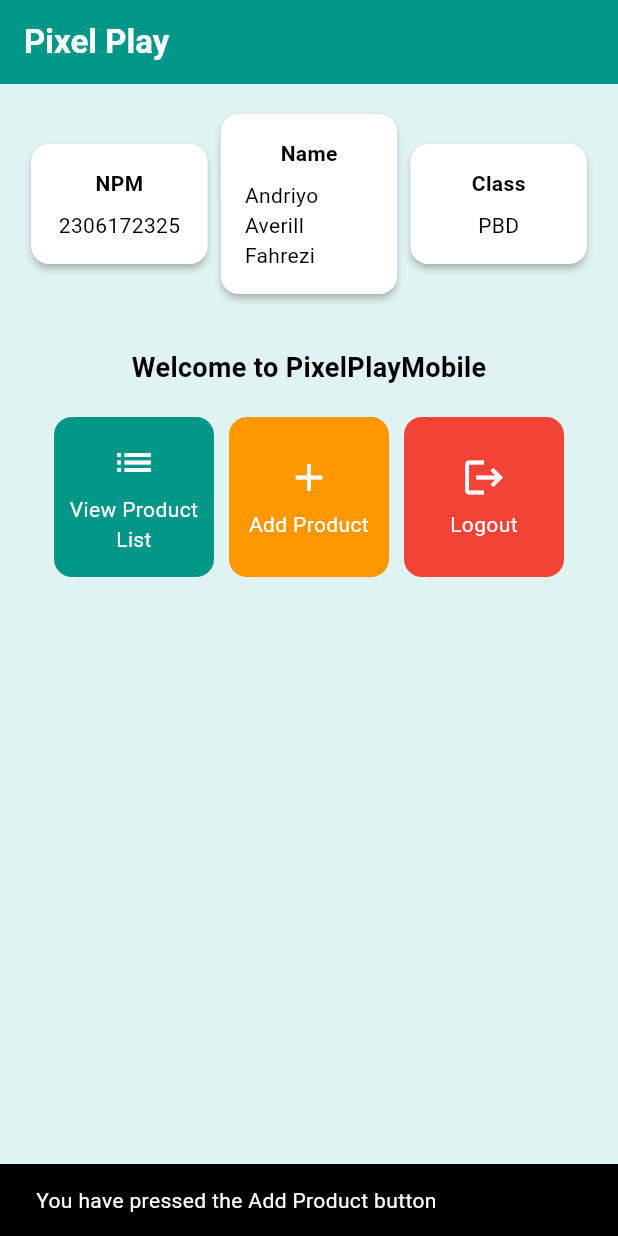
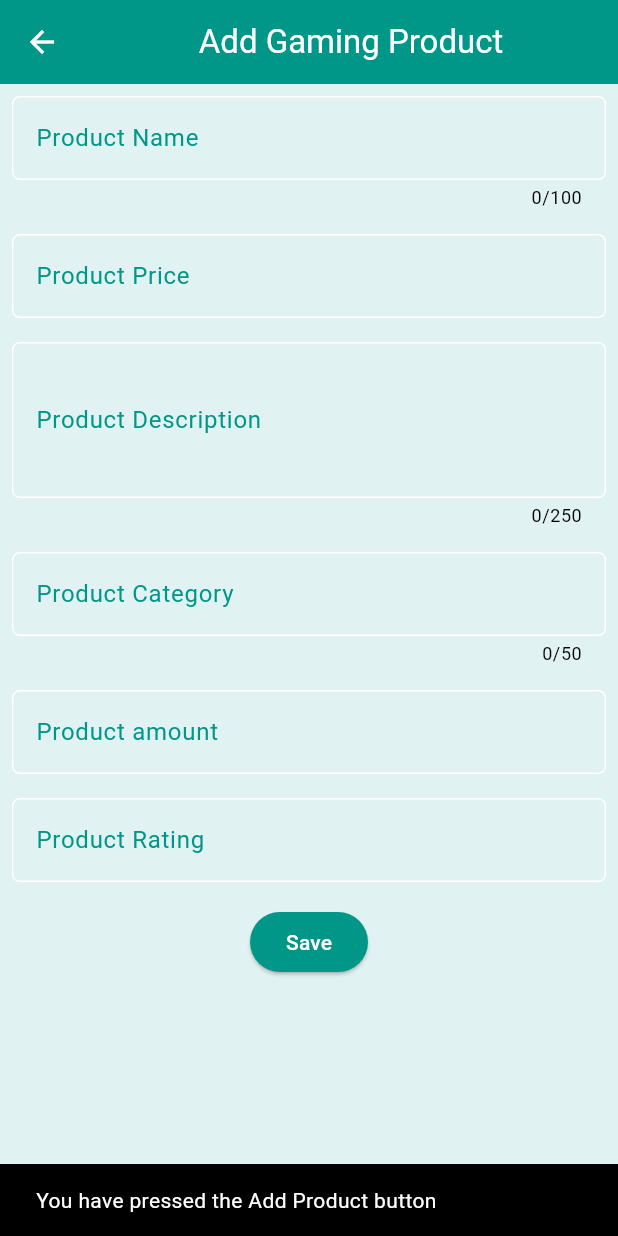
Before and after one commit to muzkii/PixelPlayMobile, a Flutter app: the screen it shows after launch, after a tap on "Add Product", on a phone screen of 412 x 824 dp. Run offline on Flutter 3.47's test engine with Material 3 defaults, Android fonts, the light colour scheme and no system bars.

Commit message:
Individual Assignment 8, adding Navigation and Form

```diff
--- a/lib/main.dart
+++ b/lib/main.dart
@@ -1,5 +1,5 @@
 import 'package:flutter/material.dart';
-import 'package:pixelplaymobile/menu.dart';
+import 'package:pixelplaymobile/screens/menu.dart';
 
 void main() {
   runApp(const MyApp());
--- a/lib/menu.dart
+++ b/lib/screens/menu.dart
@@ -1,4 +1,7 @@
 import 'package:flutter/material.dart';
+import 'package:pixelplaymobile/widgets/left_drawer.dart';
+import 'package:pixelplaymobile/widgets/product_card.dart';
+
 
 class MyHomePage extends StatelessWidget {
   final String npm = '2306172325'; // NPM
@@ -26,7 +29,10 @@ class MyHomePage extends StatelessWidget {
           ),
         ),
         backgroundColor: Theme.of(context).colorScheme.primary,
+        iconTheme: const IconThemeData(color: Colors.white),
       ),
+      drawer: const LeftDrawer(),
+
       body: Padding(
         padding: const EdgeInsets.all(16.0),
         child: Column(
@@ -102,63 +108,3 @@ class InfoCard extends StatelessWidget {
     );
   }
 }
-
-class ItemHomepage {
-  final String name;
-  final IconData icon;
-  final Color color;
-
-  ItemHomepage(this.name, this.icon, this.color);
-}
-
-class ItemCard extends StatelessWidget {
-  final ItemHomepage item;
-
-  const ItemCard(this.item, {super.key});
-
-  @override
-  Widget build(BuildContext context) {
-    return Material(
-      color: item.color, // Use the item's color for the background
-      borderRadius: BorderRadius.circular(12),
-      child: InkWell(
-        onTap: () {
-          String message = "";
-          if (item.name == "View Product List") {
-            message = "You have pressed the View Product List button";
-          } else if (item.name == "Add Product") {
-            message = "You have pressed the Add Product button";
-          } else if (item.name == "Logout") {
-            message = "You have pressed the Logout button";
-          }
-          ScaffoldMessenger.of(context)
-            ..hideCurrentSnackBar()
-            ..showSnackBar(
-              SnackBar(content: Text(message)),
-            );
-        },
-        child: Container(
-          padding: const EdgeInsets.all(8),
-          child: Center(
-            child: Column(
-              mainAxisAlignment: MainAxisAlignment.center,
-              children: [
-                Icon(
-                  item.icon,
-                  color: Colors.white,
-                  size: 30.0,
-                ),
-                const Padding(padding: EdgeInsets.all(3)),
-                Text(
-                  item.name,
-                  textAlign: TextAlign.center,
-                  style: const TextStyle(color: Colors.white),
-                ),
-              ],
-            ),
-          ),
-        ),
-      ),
-    );
-  }
-}
--- /dev/null
+++ b/lib/screens/productentry_form.dart
@@ -0,0 +1,289 @@
+import 'package:flutter/material.dart';
+import 'package:pixelplaymobile/widgets/left_drawer.dart';
+
+class ProductEntryFormPage extends StatefulWidget {
+  const ProductEntryFormPage({super.key});
+
+  @override
+  State<ProductEntryFormPage> createState() => _ProductEntryFormPageState();
+}
+
+class _ProductEntryFormPageState extends State<ProductEntryFormPage> {
+  final _formKey = GlobalKey<FormState>();
+
+  final TextEditingController _nameController = TextEditingController();
+  final TextEditingController _priceController = TextEditingController();
+  final TextEditingController _descriptionController = TextEditingController();
+  final TextEditingController _categoryController = TextEditingController();
+  final TextEditingController _amountController = TextEditingController();
+  final TextEditingController _ratingController = TextEditingController();
+
+  void _resetForm() {
+    _formKey.currentState!.reset();
+    _nameController.clear();
+    _priceController.clear();
+    _descriptionController.clear();
+    _categoryController.clear();
+    _amountController.clear();
+    _ratingController.clear();
+  }
+
+  @override
+  void dispose() {
+    _nameController.dispose();
+    _priceController.dispose();
+    _descriptionController.dispose();
+    _categoryController.dispose();
+    _amountController.dispose();
+    _ratingController.dispose();
+    super.dispose();
+  }
+
+  @override
+  Widget build(BuildContext context) {
+    return Scaffold(
+      appBar: AppBar(
+        title: const Center(
+          child: Text(
+            'Add Gaming Product',
+          ),
+        ),
+        backgroundColor: Theme.of(context).colorScheme.primary,
+        foregroundColor: Theme.of(context).colorScheme.onPrimary,
+        leading: IconButton(
+          icon: Icon(Icons.arrow_back),
+          onPressed: () {
+            Navigator.pop(context);
+          },
+        ),
+      ),
+      drawer: const LeftDrawer(),
+      body: Form(
+        key: _formKey,
+        child: SingleChildScrollView(
+          child: Column(
+            crossAxisAlignment: CrossAxisAlignment.start,
+            children: [
+              Padding(
+                padding: const EdgeInsets.all(8.0),
+                child: TextFormField(
+                  controller: _nameController,
+                  decoration: InputDecoration(
+                    hintText: "Enter Product Name",
+                    labelText: "Product Name",
+                    labelStyle: TextStyle(color: Theme.of(context).colorScheme.primary),
+                    border: OutlineInputBorder(
+                      borderRadius: BorderRadius.circular(5.0),
+                    ),
+                    focusedBorder: OutlineInputBorder(
+                      borderSide: BorderSide(color: Theme.of(context).colorScheme.primary),
+                    ),
+                  ),
+                  maxLength: 100,
+                  validator: (value) {
+                    if (value == null || value.isEmpty) {
+                      return 'Product name cannot be empty.';
+                    }
+                    if (value.length > 100) {
+                      return 'Product name cannot exceed 100 characters.';
+                    }
+                    return null;
+                  },
+                ),
+              ),
+              Padding(
+                padding: const EdgeInsets.all(8.0),
+                child: TextFormField(
+                  controller: _priceController,
+                  decoration: InputDecoration(
+                    hintText: "Enter Product Price",
+                    labelText: "Product Price",
+                    labelStyle: TextStyle(color: Theme.of(context).colorScheme.primary),
+                    border: OutlineInputBorder(
+                      borderRadius: BorderRadius.circular(5.0),
+                    ),
+                    focusedBorder: OutlineInputBorder(
+                      borderSide: BorderSide(color: Theme.of(context).colorScheme.primary),
+                    ),
+                  ),
+                  keyboardType: TextInputType.number,
+                  validator: (value) {
+                    if (value == null || value.isEmpty) {
+                      return 'Product price cannot be empty.';
+                    }
+                    final price = int.tryParse(value);
+                    if (price == null || price < 0) {
+                      return 'Enter a valid positive integer for price.';
+                    }
+                    return null;
+                  },
+                ),
+              ),
+              Padding(
+                padding: const EdgeInsets.all(8.0),
+                child: TextFormField(
+                  controller: _descriptionController,
+                  decoration: InputDecoration(
+                    hintText: "Enter Product Description",
+                    labelText: "Product Description",
+                    labelStyle: TextStyle(color: Theme.of(context).colorScheme.primary),
+                    border: OutlineInputBorder(
+                      borderRadius: BorderRadius.circular(5.0),
+                    ),
+                    focusedBorder: OutlineInputBorder(
+                      borderSide: BorderSide(color: Theme.of(context).colorScheme.primary),
+                    ),
+                  ),
+                  maxLength: 250,
+                  maxLines: 3,
+                  validator: (value) {
+                    if (value == null || value.isEmpty) {
+                      return 'Product description cannot be empty.';
+                    }
+                    return null;
+                  },
+                ),
+              ),
+              Padding(
+                padding: const EdgeInsets.all(8.0),
+                child: TextFormField(
+                  controller: _categoryController,
+                  decoration: InputDecoration(
+                    hintText: "Enter Product Category",
+                    labelText: "Product Category",
+                    labelStyle: TextStyle(color: Theme.of(context).colorScheme.primary),
+                    border: OutlineInputBorder(
+                      borderRadius: BorderRadius.circular(5.0),
+                    ),
+                    focusedBorder: OutlineInputBorder(
+                      borderSide: BorderSide(color: Theme.of(context).colorScheme.primary),
+                    ),
+                  ),
+                  maxLength: 50,
+                  validator: (value) {
+                    if (value == null || value.isEmpty) {
+                      return 'Product category cannot be empty.';
+                    }
+                    if (value.length > 50) {
+                      return 'Product category cannot exceed 50 characters.';
+                    }
+                    return null;
+                  },
+                ),
+              ),
+              Padding(
+                padding: const EdgeInsets.all(8.0),
+                child: TextFormField(
+                  controller: _amountController,
+                  decoration: InputDecoration(
+                    hintText: "Enter Product amount",
+                    labelText: "Product amount",
+                    labelStyle: TextStyle(color: Theme.of(context).colorScheme.primary),
+                    border: OutlineInputBorder(
+                      borderRadius: BorderRadius.circular(5.0),
+                    ),
+                    focusedBorder: OutlineInputBorder(
+                      borderSide: BorderSide(color: Theme.of(context).colorScheme.primary),
+                    ),
+                  ),
+                  keyboardType: TextInputType.number,
+                  validator: (value) {
+                    if (value == null || value.isEmpty) {
+                      return 'Product amount cannot be empty.';
+                    }
+                    final amount = int.tryParse(value);
+                    if (amount == null || amount < 0) {
+                      return 'Enter a valid non-negative integer for amount.';
+                    }
+                    return null;
+                  },
+                ),
+              ),
+              Padding(
+                padding: const EdgeInsets.all(8.0),
+                child: TextFormField(
+                  controller: _ratingController,
+                  decoration: InputDecoration(
+                    hintText: "Enter Product Rating",
+                    labelText: "Product Rating",
+                    labelStyle: TextStyle(color: Theme.of(context).colorScheme.primary),
+                    border: OutlineInputBorder(
+                      borderRadius: BorderRadius.circular(5.0),
+                    ),
+                    focusedBorder: OutlineInputBorder(
+                      borderSide: BorderSide(color: Theme.of(context).colorScheme.primary),
+                    ),
+                  ),
+                  keyboardType: const TextInputType.numberWithOptions(decimal: true),
+                  validator: (value) {
+                    if (value == null || value.isEmpty) {
+                      return 'Product rating cannot be empty.';
+                    }
+                    final rating = double.tryParse(value);
+                    if (rating == null || rating < 0 || rating > 5) {
+                      return 'Enter a valid rating between 0 and 5.';
+                    }
+                    if (value.contains('.') && value.split('.').last.length > 2) {
+                      return 'Rating can have a maximum of 2 decimal places.';
+                    }
+                    return null;
+                  },
+                ),
+              ),
+              Align(
+                alignment: Alignment.bottomCenter,
+                child: Padding(
+                  padding: const EdgeInsets.all(8.0),
+                  child: ElevatedButton(
+                    style: ButtonStyle(
+                      backgroundColor: MaterialStateProperty.all(
+                          Theme.of(context).colorScheme.primary),
+                    ),
+                    onPressed: () {
+                      if (_formKey.currentState!.validate()) {
+                        showDialog(
+                          context: context,
+                          builder: (context) {
+                            return AlertDialog(
+                              title: const Text('Product has been successfully saved'),
+                              content: SingleChildScrollView(
+                                child: Column(
+                                  crossAxisAlignment: CrossAxisAlignment.start,
+                                  children: [
+                                    Text('Name: ${_nameController.text}'),
+                                    Text('Price: ${_priceController.text}'),
+                                    Text('Description: ${_descriptionController.text}'),
+                                    Text('Category: ${_categoryController.text}'),
+                                    Text('amount: ${_amountController.text}'),
+                                    Text('Rating: ${_ratingController.text}'),
+                                  ],
+                                ),
+                              ),
+                              actions: [
+                                TextButton(
+                                  child: const Text('OK'),
+                                  onPressed: () {
+                                    Navigator.pop(context);
+                                    _resetForm();
+                                  },
+                                ),
+                              ],
+                            );
+                          },
+                        );
+                      }
+                    },
+                    child: const Text(
+                      "Save",
+                      style: TextStyle(color: Colors.white),
+                    ),
+                  ),
+                ),
+              ),
+            ],
+          ),
+        ),
+      ),
+    );
+  }
+}
--- /dev/null
+++ b/lib/widgets/left_drawer.dart
@@ -0,0 +1,69 @@
+import 'package:flutter/material.dart';
+import 'package:pixelplaymobile/screens/menu.dart';
+import 'package:pixelplaymobile/screens/productentry_form.dart';
+
+
+class LeftDrawer extends StatelessWidget {
+  const LeftDrawer({super.key});
+
+  @override
+  Widget build(BuildContext context) {
+    return Drawer(
+      child: ListView(
+        children: [
+          DrawerHeader(
+          decoration: BoxDecoration(
+            color: Theme.of(context).colorScheme.primary,
+          ),
+          child: const Column(
+            children: [
+              Text(
+                'Pixel Play',
+                textAlign: TextAlign.center,
+                style: TextStyle(
+                  fontSize: 24,
+                  fontWeight: FontWeight.bold,
+                  color: Colors.white,
+                ),
+              ),
+              Padding(padding: EdgeInsets.all(8)),
+              Text(
+                "Your one-stop shop for gaming appliacnces is now on mobile!",
+                textAlign: TextAlign.center,
+                style: TextStyle(
+                  fontSize: 16,
+                  color: Colors.white,
+                ),
+              ),
+            ],
+          ),
+          ),
+          ListTile(
+            leading: const Icon(Icons.home_outlined),
+            title: const Text('Home Page'),
+            // Redirection part to MyHomePage
+            onTap: () {
+              Navigator.pushReplacement(
+                  context,
+                  MaterialPageRoute(
+                    builder: (context) => MyHomePage(),
+                  ));
+            },
+          ),
+          ListTile(
+            leading: const Icon(Icons.add),
+            title: const Text('Add Product'),
+            // Redirection part to AddItemFormPage
+            onTap: () {
+              Navigator.push(
+                  context,
+                  MaterialPageRoute(
+                    builder: (context) => ProductEntryFormPage(),
+                  ));
+            },
+          ),
+        ],
+      ),
+    );
+  }
+}
--- /dev/null
+++ b/lib/widgets/product_card.dart
@@ -0,0 +1,85 @@
+import 'package:flutter/material.dart';
+import 'package:pixelplaymobile/screens/productentry_form.dart';
+import 'package:pixelplaymobile/screens/menu.dart';
+
+class ItemHomepage {
+  final String name;
+  final IconData icon;
+  final Color color;
+
+  ItemHomepage(this.name, this.icon, this.color);
+}
+
+class ItemCard extends StatelessWidget {
+  final ItemHomepage item;
+
+  const ItemCard(this.item, {super.key});
+
+  @override
+  Widget build(BuildContext context) {
+    return Material(
+      color: item.color, // Use the item's color for the background
+      borderRadius: BorderRadius.circular(12),
+      child: InkWell(
+        onTap: () {
+          String message = "";
+          if (item.name == "View Product List") {
+            message = "You have pressed the View Product List button";
+          } else if (item.name == "Add Product") {
+            message = "You have pressed the Add Product button";
+          } else if (item.name == "Logout") {
+            message = "You have pressed the Logout button";
+          }
+          ScaffoldMessenger.of(context)
+            ..hideCurrentSnackBar()
+            ..showSnackBar(
+              SnackBar(content: Text(message)),
+            );
+          if (item.name == "View Product List") {
+            Navigator.pushReplacement(
+              context,
+              MaterialPageRoute(
+                builder: (context) => MyHomePage(),
+              ),
+            );
+          } else if (item.name == "Add Product") {
+            Navigator.push(
+              context,
+              MaterialPageRoute(
+                builder: (context) => ProductEntryFormPage(),
+              ),
+            );
+          } else if (item.name == "Logout") {
+            Navigator.pushReplacement(
+              context,
+              MaterialPageRoute(
+                builder: (context) => MyHomePage(),
+              ),
+            );
+          }
+        },
+        child: Container(
+          padding: const EdgeInsets.all(8),
+          child: Center(
+            child: Column(
+              mainAxisAlignment: MainAxisAlignment.center,
+              children: [
+                Icon(
+                  item.icon,
+                  color: Colors.white,
+                  size: 30.0,
+                ),
+                const Padding(padding: EdgeInsets.all(3)),
+                Text(
+                  item.name,
+                  textAlign: TextAlign.center,
+                  style: const TextStyle(color: Colors.white),
+                ),
+              ],
+            ),
+          ),
+        ),
+      ),
+    );
+  }
+}
```
